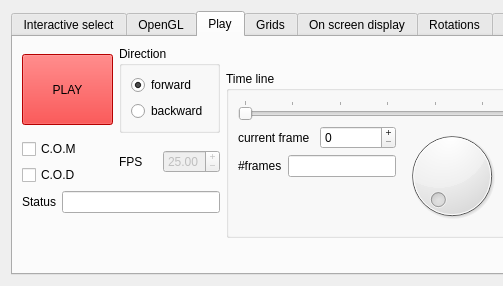
jcldc/glnemo2, file src/formoptions.ui: the form before one commit; both pictures show x 0 to 503 and y 0 to 286 of the 757 by 286 pixel window.
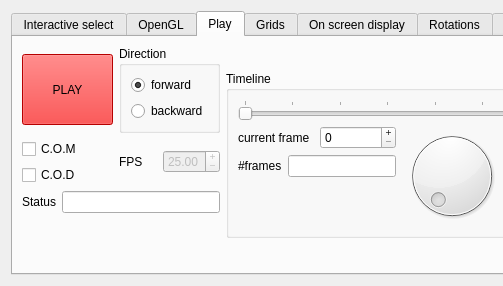
The form after the commit. Icons and pictures are not drawn.

Diff of the .ui file:
```diff
--- a/src/formoptions.ui
+++ b/src/formoptions.ui
@@ -2132,7 +2132,7 @@
           </sizepolicy>
          </property>
          <property name="title">
-          <string>Time line</string>
+          <string>Timeline</string>
          </property>
          <layout class="QGridLayout" name="gridLayout_40">
           <item row="0" column="0" colspan="3">
```
